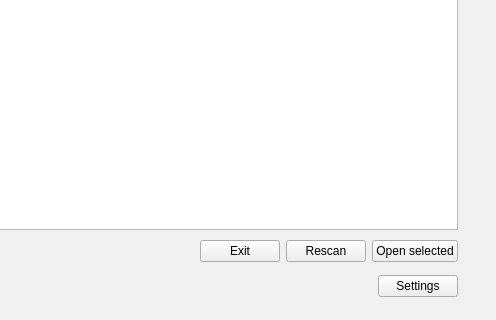
EPC-MSU/XILab, file src/startwindow.ui: the form before one commit; both pictures show x 168 to 664 and y 201 to 521 of the 664 by 521 pixel window.
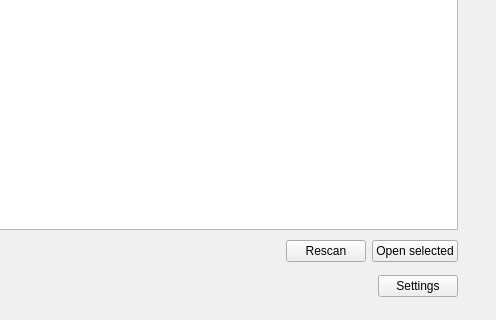
The form after the commit. Icons and pictures are not drawn.

Commit message:
Exit button
* Add close, hide, minimize buttons.
* Remove old "Exit" button.

The edit to the form file:
```diff
--- a/src/startwindow.ui
+++ b/src/startwindow.ui
@@ -323,25 +323,6 @@
            </property>
           </spacer>
          </item>
-         <item>
-          <widget class="QPushButton" name="cancelBtn">
-           <property name="sizePolicy">
-            <sizepolicy hsizetype="Minimum" vsizetype="Fixed">
-             <horstretch>0</horstretch>
-             <verstretch>0</verstretch>
-            </sizepolicy>
-           </property>
-           <property name="maximumSize">
-            <size>
-             <width>16777215</width>
-             <height>16777215</height>
-            </size>
-           </property>
-           <property name="text">
-            <string>Exit</string>
-           </property>
-          </widget>
-         </item>
          <item>
           <widget class="QPushButton" name="retryBtn">
            <property name="sizePolicy">
```
The commit also changes 3 other files.
